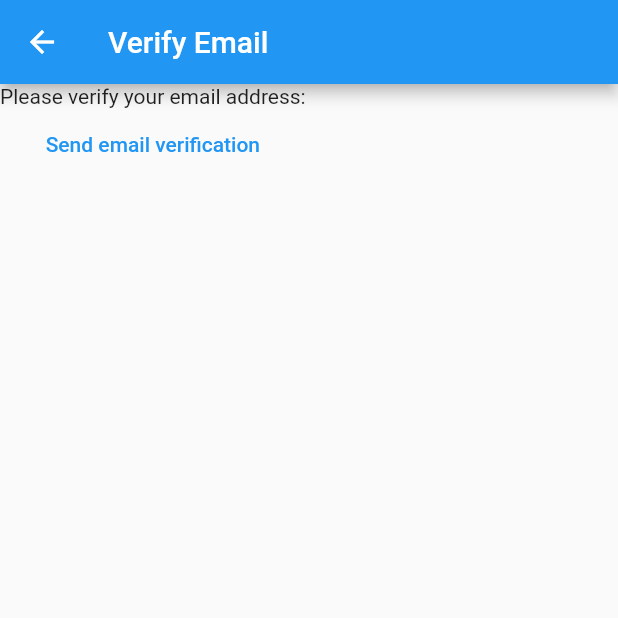
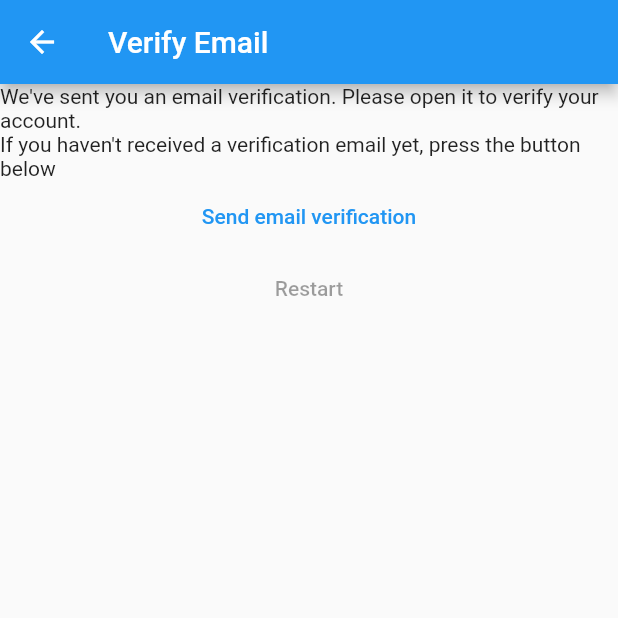
Before and after one commit to Waseem-Gopang/My-App, a Flutter app: the VerifyEmailView screen opened directly, on a phone screen of 412 x 824 dp, the top half of it. Run offline on Flutter 3.47's test engine with Material 2 defaults, Android fonts, the phone set to English and light mode, and no system bars; our stand-ins replace firebase_auth, firebase_core; accounts and stored records are empty; statements that could not run were skipped.

Commit message:
My app version 0.5

```diff
--- a/lib/constants/routes.dart
+++ b/lib/constants/routes.dart
@@ -1,3 +1,4 @@
 const loginRoute='/login/';
 const registerRoute='/register/';
 const notesRoute='/notes/';
+const verifyEmailRoute='/verify-email/';
--- a/lib/main.dart
+++ b/lib/main.dart
@@ -15,7 +15,8 @@ void main() {
     routes: {
       loginRoute:(context) =>  const  LoginView(),
       registerRoute: (context) =>  const RegisterView(),
-      notesRoute:(context) => const NotesView()
+      notesRoute:(context) => const NotesView(),
+      verifyEmailRoute: (context) => const VerifyEmailView(),
     },
   ));
 }
--- a/lib/views/verify_email_view.dart
+++ b/lib/views/verify_email_view.dart
@@ -1,5 +1,6 @@
 import 'package:firebase_auth/firebase_auth.dart';
 import 'package:flutter/material.dart';
+import 'package:myfirstproject/constants/routes.dart';
 
 class VerifyEmailView extends StatefulWidget {
   const VerifyEmailView({super.key});
@@ -16,13 +17,21 @@ class _VerifyEmailViewState extends State<VerifyEmailView> {
       ),
       body: Column(
         children: [
-          const Text('Please verify your email address:'),
+          const Text("We've sent you an email verification. Please open it to verify your account."),
+          const Text("If you haven't received a verification email yet, press the button below"),
           TextButton(
             onPressed: () async {
               final user = FirebaseAuth.instance.currentUser;
               await user?.sendEmailVerification();
             },
             child: const Text('Send email verification'),
+          ),
+          TextButton(
+            onPressed: () async {
+             await FirebaseAuth.instance.signOut();
+             Navigator.of(context).pushNamedAndRemoveUntil(registerRoute, (route) => false)
+            },
+            child: const Text('Restart'),
           )
         ],
       ),
```
Also changed, not shown: lib/views/register_view.dart (+12 -7 lines).
